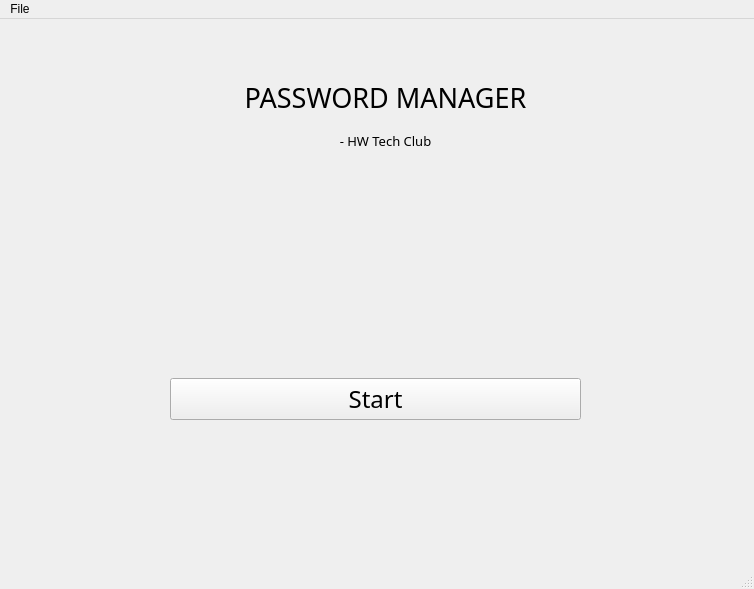
First picture: the form in front-end/startPage.ui, repository HWTechClub/Password-Manager, before the edit.
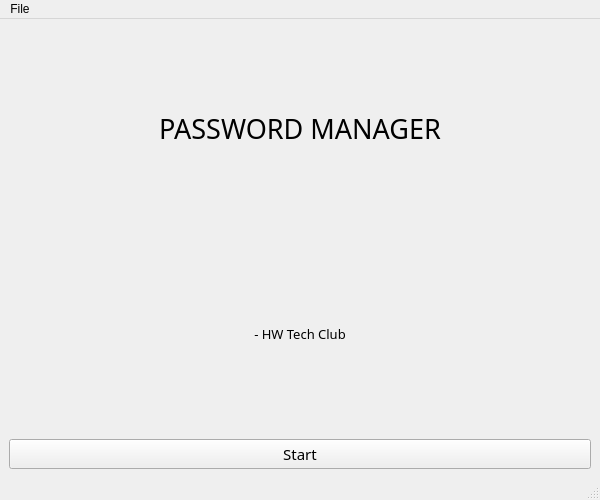
Second picture: the form after the edit.

Commit message: added and modified multiple frontend windows

Diff of the .ui file:
```diff
--- a/front-end/startPage.ui
+++ b/front-end/startPage.ui
@@ -6,8 +6,8 @@
    <rect>
     <x>0</x>
     <y>0</y>
-    <width>754</width>
-    <height>589</height>
+    <width>600</width>
+    <height>500</height>
    </rect>
   </property>
   <property name="minimumSize">
@@ -20,15 +20,8 @@
    <string>MainWindow</string>
   </property>
   <widget class="QWidget" name="centralwidget">
-   <widget class="QWidget" name="gridLayoutWidget">
-    <property name="geometry">
-     <rect>
-      <x>130</x>
-      <y>60</y>
-      <width>511</width>
-      <height>80</height>
-     </rect>
-    </property>
+   <layout class="QVBoxLayout" name="verticalLayout">
+    <item>
     <layout class="QGridLayout" name="gridLayout">
      <item row="2" column="0">
       <widget class="QLabel" name="label1">
@@ -88,16 +81,8 @@
       </widget>
      </item>
     </layout>
-   </widget>
-   <widget class="QWidget" name="gridLayoutWidget_2">
-    <property name="geometry">
-     <rect>
-      <x>170</x>
-      <y>340</y>
-      <width>411</width>
-      <height>80</height>
-     </rect>
-    </property>
+    </item>
+    <item>
     <layout class="QGridLayout" name="gridLayout_2">
      <item row="0" column="0">
       <widget class="QPushButton" name="button1">
@@ -116,7 +101,7 @@
        <property name="font">
         <font>
          <family>Montserrat Medium</family>
-         <pointsize>18</pointsize>
+          <pointsize>11</pointsize>
          <weight>50</weight>
          <bold>false</bold>
         </font>
@@ -127,15 +112,16 @@
       </widget>
      </item>
     </layout>
-   </widget>
+    </item>
+   </layout>
   </widget>
   <widget class="QMenuBar" name="menubar">
    <property name="geometry">
     <rect>
      <x>0</x>
      <y>0</y>
-     <width>754</width>
-     <height>21</height>
+     <width>600</width>
+     <height>26</height>
     </rect>
    </property>
    <widget class="QMenu" name="menuFile">
```
Lines whose indentation alone changed are shown as unchanged. The commit also changes 6 other files.
